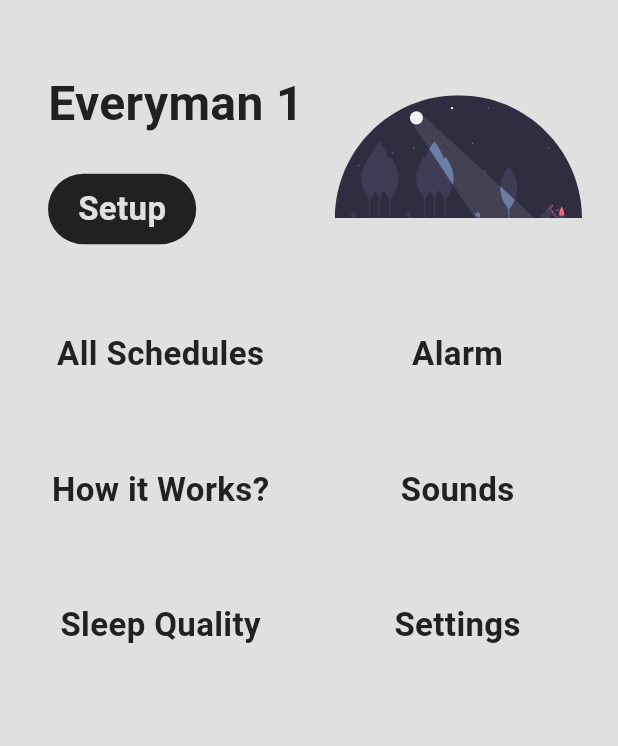
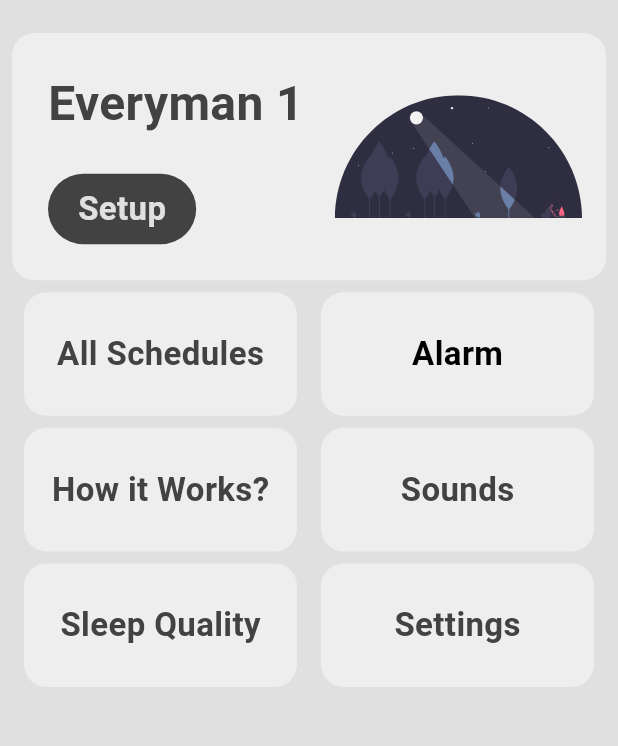
Before and after one commit to TheLameOne/polyphasic_sleep_new, a Flutter app: the screen it shows after launch, on a phone screen of 412 x 824 dp, the part 63-809 px from its top. Run offline on Flutter 3.47's test engine with Material 3 defaults, Android fonts, the light colour scheme and no system bars; our stand-ins replace flutter_svg, google_fonts.

Commit message:
changes in styles

```diff
--- a/lib/components/alarm_component.dart
+++ b/lib/components/alarm_component.dart
@@ -13,7 +13,7 @@
         onTap: () => Navigator.pushNamed(context, '/alarmpage'),
         child: Container(
           decoration: BoxDecoration(
-              color: Theme.of(context).colorScheme.surface,
+              color: Theme.of(context).colorScheme.secondary,
               borderRadius: BorderRadius.circular(15)),
           height: size.height * 0.1,
           width: (size.width - 48) / 2,
@@ -23,7 +23,7 @@
               child: Text(
                 "Alarm",
                 style: TextStyle(
-                    color: Theme.of(context).colorScheme.inversePrimary,
+                    color: Theme.of(context).colorScheme.inverseSurface,
                     fontSize: 22,
                     fontWeight: FontWeight.bold),
               ),
--- a/lib/components/all_schedule_component.dart
+++ b/lib/components/all_schedule_component.dart
@@ -13,7 +13,7 @@
         onTap: () => Navigator.pushNamed(context, '/allschedulespage'),
         child: Container(
           decoration: BoxDecoration(
-              color: Theme.of(context).colorScheme.surface,
+              color: Theme.of(context).colorScheme.secondary,
               borderRadius: BorderRadius.circular(15)),
           height: size.height * 0.1,
           width: (size.width - 48) / 2,
--- a/lib/components/current_schedule_component.dart
+++ b/lib/components/current_schedule_component.dart
@@ -9,7 +9,7 @@
     final size = MediaQuery.of(context).size;
     return Container(
       decoration: BoxDecoration(
-          color: Theme.of(context).colorScheme.surface,
+          color: Theme.of(context).colorScheme.secondary,
           borderRadius: BorderRadius.circular(15)),
       height: size.height * 0.2,
       width: size.width - 16,
@@ -55,7 +55,9 @@
               ),
             ),
             Container(
-              child: SvgPicture.asset("assets/svg/moon.svg"),
+              child: SvgPicture.asset(
+                "assets/svg/moon.svg",
+              ),
               height: size.height * 0.4,
               width: size.width * 0.4,
               // PieChart(PieChartData(
--- a/lib/components/how_it_works_component.dart
+++ b/lib/components/how_it_works_component.dart
@@ -13,7 +13,7 @@
         onTap: () => Navigator.pushNamed(context, '/howitworkspage'),
         child: Container(
           decoration: BoxDecoration(
-              color: Theme.of(context).colorScheme.surface,
+              color: Theme.of(context).colorScheme.secondary,
               borderRadius: BorderRadius.circular(15)),
           height: size.height * 0.1,
           width: (size.width - 48) / 2,
--- a/lib/components/schedule_component.dart
+++ b/lib/components/schedule_component.dart
@@ -15,7 +15,7 @@
         onTap: () => Navigator.pushNamed(context, '/schedulepage'),
         child: Container(
             decoration: BoxDecoration(
-                color: Theme.of(context).colorScheme.surface,
+                color: Theme.of(context).colorScheme.secondary,
                 borderRadius: BorderRadius.circular(15)),
             // height: size.height * 0.1,
             // width: (size.width - 16),
--- a/lib/components/settings_component.dart
+++ b/lib/components/settings_component.dart
@@ -13,7 +13,7 @@
         onTap: () => Navigator.pushNamed(context, '/settingspage'),
         child: Container(
           decoration: BoxDecoration(
-              color: Theme.of(context).colorScheme.surface,
+              color: Theme.of(context).colorScheme.secondary,
               borderRadius: BorderRadius.circular(15)),
           height: size.height * 0.1,
           width: (size.width - 48) / 2,
--- a/lib/components/sleep_quality_component.dart
+++ b/lib/components/sleep_quality_component.dart
@@ -13,7 +13,7 @@
         onTap: () => Navigator.pushNamed(context, '/sleepqualitypage'),
         child: Container(
           decoration: BoxDecoration(
-              color: Theme.of(context).colorScheme.surface,
+              color: Theme.of(context).colorScheme.secondary,
               borderRadius: BorderRadius.circular(15)),
           height: size.height * 0.1,
           width: (size.width - 48) / 2,
--- a/lib/components/sound_component.dart
+++ b/lib/components/sound_component.dart
@@ -13,7 +13,7 @@
         onTap: () => Navigator.pushNamed(context, '/soundspage'),
         child: Container(
           decoration: BoxDecoration(
-              color: Theme.of(context).colorScheme.surface,
+              color: Theme.of(context).colorScheme.secondary,
               borderRadius: BorderRadius.circular(15)),
           height: size.height * 0.1,
           width: (size.width - 48) / 2,
--- a/lib/main.dart
+++ b/lib/main.dart
@@ -22,7 +22,6 @@
 class MyApp extends StatelessWidget {
   const MyApp({super.key});
 
-  // This widget is the root of your application.
   @override
   Widget build(BuildContext context) {
     return MaterialApp(
--- a/lib/pages/home_page.dart
+++ b/lib/pages/home_page.dart
@@ -21,6 +21,7 @@
   @override
   Widget build(BuildContext context) {
     return Scaffold(
+      backgroundColor: Theme.of(context).colorScheme.surface,
       appBar: AppBar(
         title: Text(
           "Polyphasic Sleep",
--- a/lib/theme/light_mode.dart
+++ b/lib/theme/light_mode.dart
@@ -1,10 +1,9 @@
 import 'package:flutter/material.dart';
 
 ThemeData lightMode = ThemeData(
-  colorScheme: ColorScheme.light(
-      surface: Colors.grey.shade300,
-      primary: Colors.grey.shade500,
-      secondary: Colors.grey.shade200,
-      tertiary: Colors.white,
-      inversePrimary: Colors.grey.shade900),
-);
+    colorScheme: ColorScheme.light(
+        surface: Colors.grey.shade300,
+        primary: Colors.grey.shade500,
+        secondary: Colors.grey.shade200,
+        tertiary: Colors.white,
+        inversePrimary: Colors.grey.shade800));
```
Also changed, not shown: lib/theme/dark_mode.dart (+6 -7 lines).
